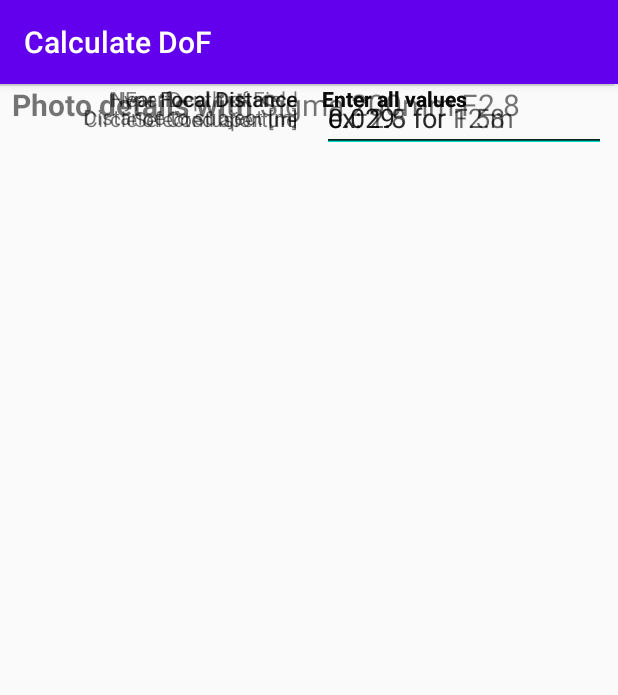
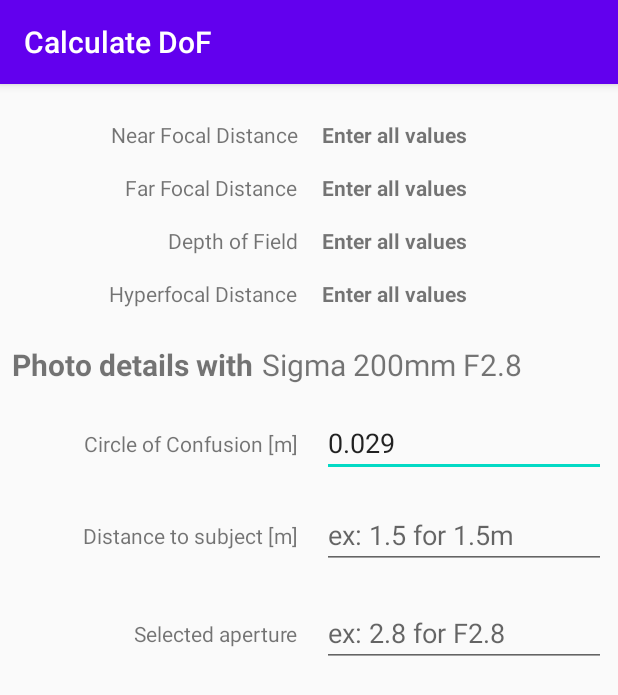
Before and after one commit to SahilModak/Camera-Lens-Manager, an Android app: the CalculatorActivity screen opened directly, with no data from a screen before it, on a phone screen of 412 x 824 dp. Shown: the top 695 px of the screen. Run offline under Robolectric (Android 15) with nearby library versions, the phone set to English and light mode, and no system bars.

Commit message:
Calculator Activity layout and instance

```diff
--- a/app/src/main/java/com/example/assignment2/CalculatorActivity.java
+++ b/app/src/main/java/com/example/assignment2/CalculatorActivity.java
@@ -1,5 +1,7 @@
 package com.example.assignment2;
 
+import android.content.Context;
+import android.content.Intent;
 import android.os.Bundle;
 
 import com.google.android.material.floatingactionbutton.FloatingActionButton;
@@ -12,11 +14,17 @@ import android.view.View;
 
 public class CalculatorActivity extends AppCompatActivity {
 
+    public static Intent launchCalcIntent(Context c){
+        Intent intent = new Intent(c, CalculatorActivity.class);
+        return intent;
+    }
+
     @Override
     protected void onCreate(Bundle savedInstanceState) {
         super.onCreate(savedInstanceState);
         setContentView(R.layout.activity_calculator);
         Toolbar toolbar = findViewById(R.id.toolbar);
         setSupportActionBar(toolbar);
+
     }
 }
--- a/app/src/main/java/com/example/assignment2/MainActivity.java
+++ b/app/src/main/java/com/example/assignment2/MainActivity.java
@@ -15,8 +15,11 @@ import android.view.View;
 
 import android.view.Menu;
 import android.view.MenuItem;
+import android.widget.AdapterView;
 import android.widget.ArrayAdapter;
 import android.widget.ListView;
+import android.widget.TextView;
+import android.widget.Toast;
 
 import java.util.ArrayList;
 import java.util.List;
@@ -45,9 +48,22 @@ public class MainActivity extends AppCompatActivity {
         });
 
         displaylistView();
+        registerClickCallback();
     }
 
-
+    private void registerClickCallback() {
+        ListView lst = (ListView) findViewById(R.id.lensDisplay);
+        lst.setOnItemClickListener(new AdapterView.OnItemClickListener() {
+            @Override
+            public void onItemClick(AdapterView<?> parent, View view, int position, long id) {
+                TextView textView = (TextView) view;
+                String message = textView.getText().toString();
+                Toast.makeText(MainActivity.this, message, Toast.LENGTH_LONG).show();
+                Intent c = CalculatorActivity.launchCalcIntent(MainActivity.this);
+                startActivity(c);
+            }
+        });
+    }
 
     private void displaylistView() {
         LensManager manager = LensManager.getInstance();
--- a/app/src/main/res/layout/content_calculator.xml
+++ b/app/src/main/res/layout/content_calculator.xml
@@ -5,30 +5,6 @@
     android:layout_width="match_parent"
     android:layout_height="match_parent"
     app:layout_behavior="@string/appbar_scrolling_view_behavior">
-
-    <EditText
-        android:id="@+id/editTextNumber5"
-        android:layout_width="0dp"
-        android:layout_height="wrap_content"
-        android:layout_marginStart="8dp"
-        android:layout_marginEnd="8dp"
-        android:ems="10"
-        android:inputType="number"
-        android:text="0.029"
-        app:layout_constraintEnd_toEndOf="parent"
-        app:layout_constraintHorizontal_bias="0.216"
-        app:layout_constraintStart_toStartOf="@+id/guideline"
-        tools:layout_editor_absoluteY="198dp" />
-
-    <TextView
-        android:id="@+id/textView2"
-        android:layout_width="wrap_content"
-        android:layout_height="wrap_content"
-        android:layout_marginEnd="8dp"
-        android:text="Near Focal Distance"
-        app:layout_constraintBottom_toBottomOf="@+id/textView6"
-        app:layout_constraintEnd_toStartOf="@+id/guideline"
-        app:layout_constraintTop_toTopOf="@+id/textView6" />
 
     <TextView
         android:id="@+id/textView3"
@@ -38,7 +14,10 @@
         android:text="Far Focal Distance"
         app:layout_constraintBottom_toBottomOf="@+id/textView7"
         app:layout_constraintEnd_toStartOf="@+id/guideline"
-        app:layout_constraintTop_toTopOf="@+id/textView7" />
+        app:layout_constraintHorizontal_bias="1.0"
+        app:layout_constraintStart_toStartOf="parent"
+        app:layout_constraintTop_toTopOf="@+id/textView7"
+        app:layout_constraintVertical_bias="0.0" />
 
     <TextView
         android:id="@+id/textView4"
@@ -48,6 +27,8 @@
         android:text="Depth of Field"
         app:layout_constraintBottom_toBottomOf="@+id/textView8"
         app:layout_constraintEnd_toStartOf="@+id/guideline"
+        app:layout_constraintHorizontal_bias="1.0"
+        app:layout_constraintStart_toStartOf="parent"
         app:layout_constraintTop_toTopOf="@+id/textView8"
         app:layout_constraintVertical_bias="0.0" />
 
@@ -59,47 +40,60 @@
         android:text="Hyperfocal Distance"
         app:layout_constraintBottom_toBottomOf="@+id/textView9"
         app:layout_constraintEnd_toStartOf="@+id/guideline"
-        app:layout_constraintTop_toTopOf="@+id/textView9" />
+        app:layout_constraintHorizontal_bias="1.0"
+        app:layout_constraintStart_toStartOf="parent"
+        app:layout_constraintTop_toTopOf="@+id/textView9"
+        app:layout_constraintVertical_bias="0.0" />
 
     <TextView
         android:id="@+id/textView6"
         android:layout_width="wrap_content"
         android:layout_height="wrap_content"
         android:layout_marginStart="8dp"
+        android:layout_marginTop="24dp"
         android:text="Enter all values"
         android:textStyle="bold"
+        app:layout_constraintEnd_toEndOf="parent"
+        app:layout_constraintHorizontal_bias="0.0"
         app:layout_constraintStart_toStartOf="@+id/guideline"
-        tools:layout_editor_absoluteY="17dp" />
+        app:layout_constraintTop_toTopOf="parent" />
 
     <TextView
         android:id="@+id/textView7"
         android:layout_width="wrap_content"
         android:layout_height="wrap_content"
         android:layout_marginStart="8dp"
+        android:layout_marginTop="16dp"
         android:text="Enter all values"
         android:textStyle="bold"
+        app:layout_constraintEnd_toEndOf="parent"
+        app:layout_constraintHorizontal_bias="0.0"
         app:layout_constraintStart_toStartOf="@+id/guideline"
-        tools:layout_editor_absoluteY="50dp" />
+        app:layout_constraintTop_toBottomOf="@+id/textView6" />
 
     <TextView
         android:id="@+id/textView8"
         android:layout_width="wrap_content"
         android:layout_height="wrap_content"
         android:layout_marginStart="8dp"
+        android:layout_marginTop="16dp"
         android:text="Enter all values"
         android:textStyle="bold"
         app:layout_constraintStart_toStartOf="@+id/guideline"
-        tools:layout_editor_absoluteY="84dp" />
+        app:layout_constraintTop_toBottomOf="@+id/textView7" />
 
     <TextView
         android:id="@+id/textView9"
         android:layout_width="wrap_content"
         android:layout_height="wrap_content"
         android:layout_marginStart="8dp"
+        android:layout_marginTop="16dp"
         android:text="Enter all values"
         android:textStyle="bold"
+        app:layout_constraintEnd_toEndOf="parent"
+        app:layout_constraintHorizontal_bias="0.0"
         app:layout_constraintStart_toStartOf="@+id/guideline"
-        tools:layout_editor_absoluteY="120dp" />
+        app:layout_constraintTop_toBottomOf="@+id/textView8" />
 
     <androidx.constraintlayout.widget.Guideline
         android:id="@+id/guideline"
@@ -108,22 +102,88 @@
         android:orientation="vertical"
         app:layout_constraintGuide_percent="0.50121653" />
 
-    <View
-        android:id="@+id/divider"
-        android:layout_width="409dp"
-        android:layout_height="1dp"
-        android:background="?android:attr/listDivider"
-        tools:layout_editor_absoluteX="1dp"
-        tools:layout_editor_absoluteY="155dp" />
-
     <TextView
         android:id="@+id/textView11"
         android:layout_width="wrap_content"
         android:layout_height="wrap_content"
+        android:layout_marginTop="24dp"
         android:text="Sigma 200mm F2.8"
         android:textSize="20sp"
+        app:layout_constraintEnd_toEndOf="parent"
+        app:layout_constraintHorizontal_bias="0.016"
         app:layout_constraintStart_toEndOf="@+id/textView10"
-        tools:layout_editor_absoluteY="163dp" />
+        app:layout_constraintTop_toBottomOf="@+id/textView9" />
+
+    <TextView
+        android:id="@+id/textView13"
+        android:layout_width="wrap_content"
+        android:layout_height="wrap_content"
+        android:layout_marginEnd="8dp"
+        android:text="Distance to subject [m]"
+        app:layout_constraintBottom_toBottomOf="@+id/editTextNumber6"
+        app:layout_constraintEnd_toStartOf="@+id/guideline"
+        app:layout_constraintHorizontal_bias="1.0"
+        app:layout_constraintStart_toStartOf="parent"
+        app:layout_constraintTop_toTopOf="@+id/editTextNumber6" />
+
+    <EditText
+        android:id="@+id/editTextNumber5"
+        android:layout_width="0dp"
+        android:layout_height="wrap_content"
+        android:layout_marginStart="8dp"
+        android:layout_marginTop="16dp"
+        android:layout_marginEnd="8dp"
+        android:ems="10"
+        android:inputType="number"
+        android:text="0.029"
+        app:layout_constraintEnd_toEndOf="parent"
+        app:layout_constraintHorizontal_bias="0.0"
+        app:layout_constraintStart_toStartOf="@+id/guideline"
+        app:layout_constraintTop_toBottomOf="@+id/textView11" />
+
+    <EditText
+        android:id="@+id/editTextNumber7"
+        android:layout_width="0dp"
+        android:layout_height="wrap_content"
+        android:layout_marginStart="8dp"
+        android:layout_marginTop="16dp"
+        android:layout_marginEnd="8dp"
+        android:ems="10"
+        android:hint="ex: 2.8 for F2.8"
+        android:inputType="number"
+        app:layout_constraintBottom_toBottomOf="parent"
+        app:layout_constraintEnd_toEndOf="parent"
+        app:layout_constraintHorizontal_bias="0.0"
+        app:layout_constraintStart_toStartOf="@+id/guideline"
+        app:layout_constraintTop_toBottomOf="@+id/editTextNumber6"
+        app:layout_constraintVertical_bias="0.01" />
+
+    <EditText
+        android:id="@+id/editTextNumber6"
+        android:layout_width="0dp"
+        android:layout_height="wrap_content"
+        android:layout_marginStart="8dp"
+        android:layout_marginTop="16dp"
+        android:layout_marginEnd="8dp"
+        android:ems="10"
+        android:hint="ex: 1.5 for 1.5m"
+        android:inputType="number"
+        app:layout_constraintEnd_toEndOf="parent"
+        app:layout_constraintHorizontal_bias="0.0"
+        app:layout_constraintStart_toStartOf="@+id/guideline"
+        app:layout_constraintTop_toBottomOf="@+id/editTextNumber5" />
+
+    <TextView
+        android:id="@+id/textView14"
+        android:layout_width="wrap_content"
+        android:layout_height="wrap_content"
+        android:layout_marginEnd="8dp"
+        android:text="Selected aperture"
+        app:layout_constraintBottom_toBottomOf="@+id/editTextNumber7"
+        app:layout_constraintEnd_toStartOf="@+id/guideline"
+        app:layout_constraintHorizontal_bias="1.0"
+        app:layout_constraintStart_toStartOf="parent"
+        app:layout_constraintTop_toTopOf="@+id/editTextNumber7" />
 
     <TextView
         android:id="@+id/textView10"
@@ -146,55 +206,21 @@
         android:text="Circle of Confusion [m]"
         app:layout_constraintBottom_toBottomOf="@+id/editTextNumber5"
         app:layout_constraintEnd_toStartOf="@+id/guideline"
+        app:layout_constraintHorizontal_bias="1.0"
+        app:layout_constraintStart_toStartOf="parent"
         app:layout_constraintTop_toTopOf="@+id/editTextNumber5" />
 
     <TextView
-        android:id="@+id/textView13"
+        android:id="@+id/textView2"
         android:layout_width="wrap_content"
         android:layout_height="wrap_content"
         android:layout_marginEnd="8dp"
-        android:text="Distance to subject [m]"
-        app:layout_constraintBottom_toBottomOf="@+id/editTextNumber6"
+        android:text="Near Focal Distance"
+        app:layout_constraintBottom_toBottomOf="@+id/textView6"
         app:layout_constraintEnd_toStartOf="@+id/guideline"
-        app:layout_constraintTop_toTopOf="@+id/editTextNumber6"
-        app:layout_constraintVertical_bias="0.461" />
-
-    <TextView
-        android:id="@+id/textView14"
-        android:layout_width="wrap_content"
-        android:layout_height="wrap_content"
-        android:layout_marginEnd="8dp"
-        android:text="Selected aperture"
-        app:layout_constraintBottom_toBottomOf="@+id/editTextNumber7"
-        app:layout_constraintEnd_toStartOf="@+id/guideline"
-        app:layout_constraintTop_toTopOf="@+id/editTextNumber7" />
-
-    <EditText
-        android:id="@+id/editTextNumber6"
-        android:layout_width="0dp"
-        android:layout_height="wrap_content"
-        android:layout_marginStart="8dp"
-        android:layout_marginEnd="8dp"
-        android:ems="10"
-        android:hint="ex: 1.5 for 1.5m"
-        android:inputType="number"
-        app:layout_constraintEnd_toEndOf="parent"
-        app:layout_constraintHorizontal_bias="0.0"
-        app:layout_constraintStart_toStartOf="@+id/guideline"
-        tools:layout_editor_absoluteY="256dp" />
-
-    <EditText
-        android:id="@+id/editTextNumber7"
-        android:layout_width="0dp"
-        android:layout_height="wrap_content"
-        android:layout_marginStart="8dp"
-        android:layout_marginEnd="8dp"
-        android:ems="10"
-        android:hint="ex: 2.8 for F2.8"
-        android:inputType="number"
-        app:layout_constraintEnd_toEndOf="parent"
-        app:layout_constraintHorizontal_bias="0.0"
-        app:layout_constraintStart_toStartOf="@+id/guideline"
-        tools:layout_editor_absoluteY="310dp" />
+        app:layout_constraintHorizontal_bias="1.0"
+        app:layout_constraintStart_toStartOf="parent"
+        app:layout_constraintTop_toTopOf="@+id/textView6"
+        app:layout_constraintVertical_bias="0.0" />
 
 </androidx.constraintlayout.widget.ConstraintLayout>
```
